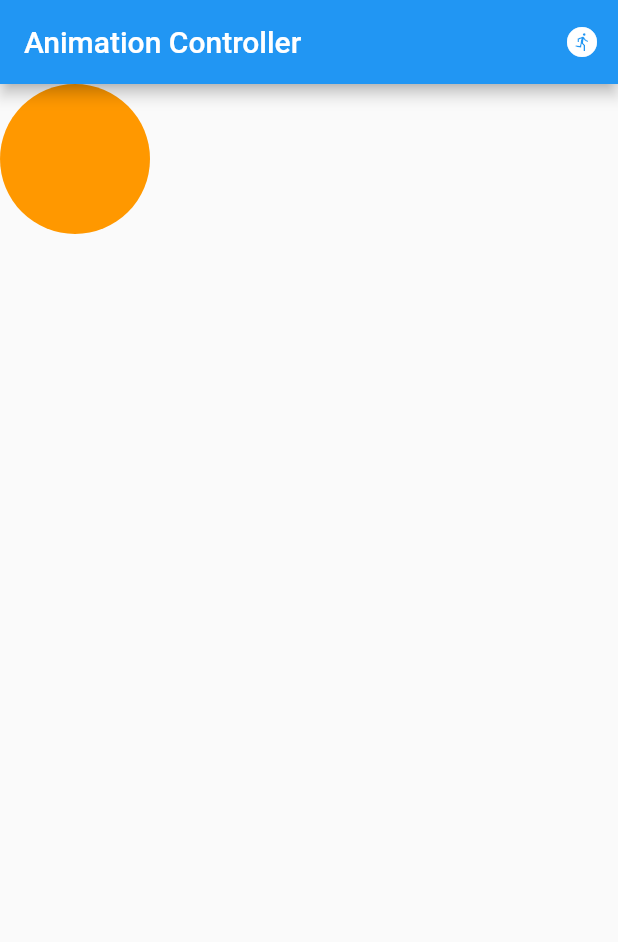
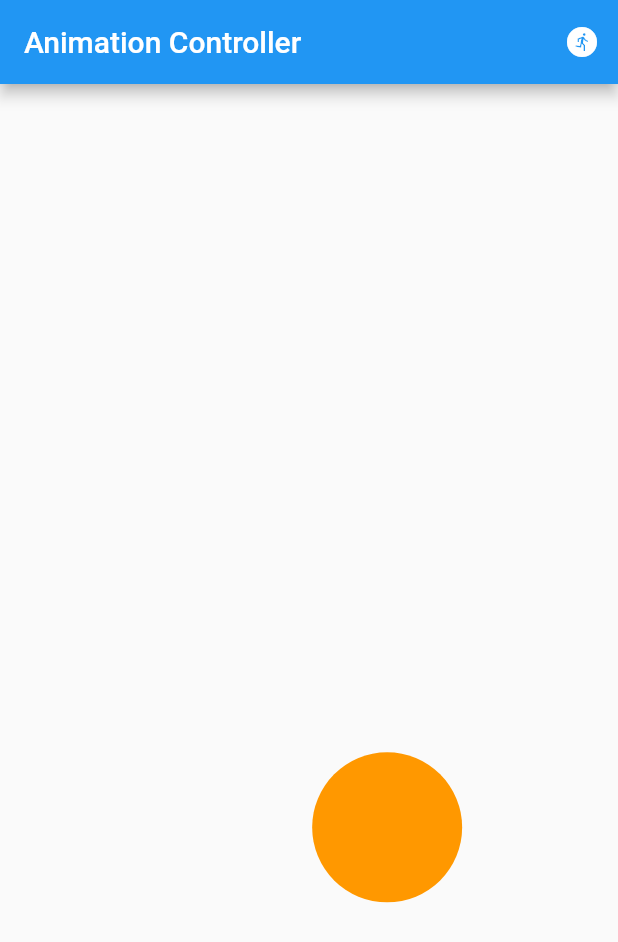
Before and after one commit to edwinchiboy/single_animation_controller, a Flutter app: the screen it shows after launch, on a phone screen of 412 x 824 dp. Shown: the top 942 px of the screen. Run offline on Flutter 3.47's test engine with Material 2 defaults, Android fonts, the phone set to English and light mode, and no system bars.

Commit message:
fixed the animation

```diff
--- a/lib/main.dart
+++ b/lib/main.dart
@@ -1,7 +1,6 @@
 import 'package:flutter/material.dart';
 import 'package:my_animation/shape_animation.dart';
 
-import 'my_animation.dart';
 
 void main() {
   runApp(MyApp());
--- a/lib/shape_animation.dart
+++ b/lib/shape_animation.dart
@@ -11,6 +11,10 @@ class _ShapeAnimationState extends State<ShapeAnimation>
     with SingleTickerProviderStateMixin {
   double posTop = 0;
   double posLeft = 0;
+  double maxTop = 0;
+  double maxLeft = 0;
+  final int ballSize = 100;
+  late Animation<double> animation;
   late Animation<double> animationTop;
   late Animation<double> animationLeft;
   late AnimationController controller;
@@ -21,12 +25,24 @@ class _ShapeAnimationState extends State<ShapeAnimation>
     controller = AnimationController(
       duration: const Duration(seconds: 3),
       vsync: this,
+    )..repeat(reverse: true);
+    // controller = AnimationController(
+    //   duration: const Duration(seconds: 3),
+    //   vsync: this,
+    // );
+    // animationLeft = Tween<double>(begin: 0, end: 200).animate(controller);
+    // animationTop = Tween<double>(begin: 0, end: 400).animate(controller)
+    //   ..addListener(() {
+    //     moveBall();
+    //   });
+
+    animation = CurvedAnimation(
+      parent: controller,
+      curve: Curves.easeInOut,
     );
-    animationLeft = Tween<double>(begin: 0, end: 200).animate(controller);
-    animationTop = Tween<double>(begin: 0, end: 400).animate(controller)
-      ..addListener(() {
-        moveBall();
-      });
+    animation.addListener(() {
+      moveBall();
+    });
   }
 
   @override
@@ -44,16 +60,30 @@ class _ShapeAnimationState extends State<ShapeAnimation>
             )
           ],
         ),
-        body: Stack(children: [
-          Positioned(left: posLeft, top: posTop, child: const Ball()),
-        ]));
+        body: SafeArea(child: LayoutBuilder(
+            builder: (BuildContext context, BoxConstraints constraints) {
+          maxLeft = constraints.maxWidth - ballSize;
+          maxTop = constraints.maxHeight - ballSize;
+          return Stack(children: [
+            AnimatedBuilder(
+                animation: controller,
+                child:
+                    Positioned(left: posLeft, top: posTop, child: const Ball()),
+                builder: (BuildContext context, Widget? child) {
+                  moveBall();
+                  return Positioned(left: posLeft, top: posTop, child: const Ball());
+                })
+          ]);
+        })));
   }
 
   void moveBall() {
-    setState(() {
-      posTop = animationTop.value;
-      posLeft = animationLeft.value;
-    });
+    // setState(() {
+    // posTop = animationTop.value;
+    // posLeft = animationLeft.value;
+    posTop = animation.value * maxTop;
+    posLeft = animation.value * maxLeft;
+    // });
   }
 }
 
```
Also changed, not shown: 1 other file.
